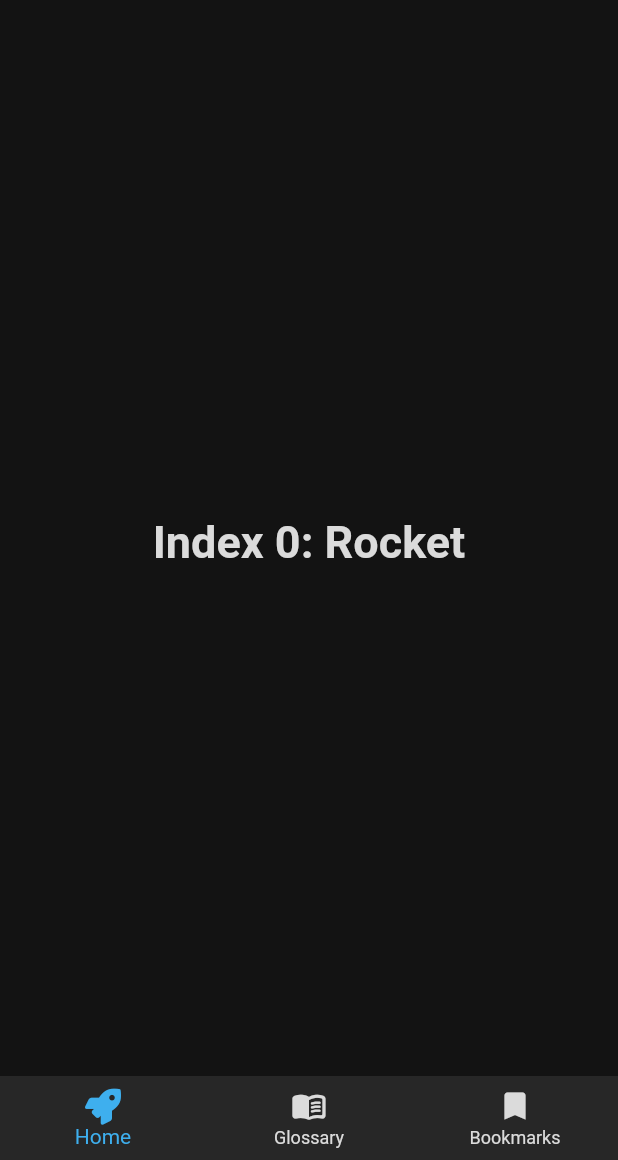
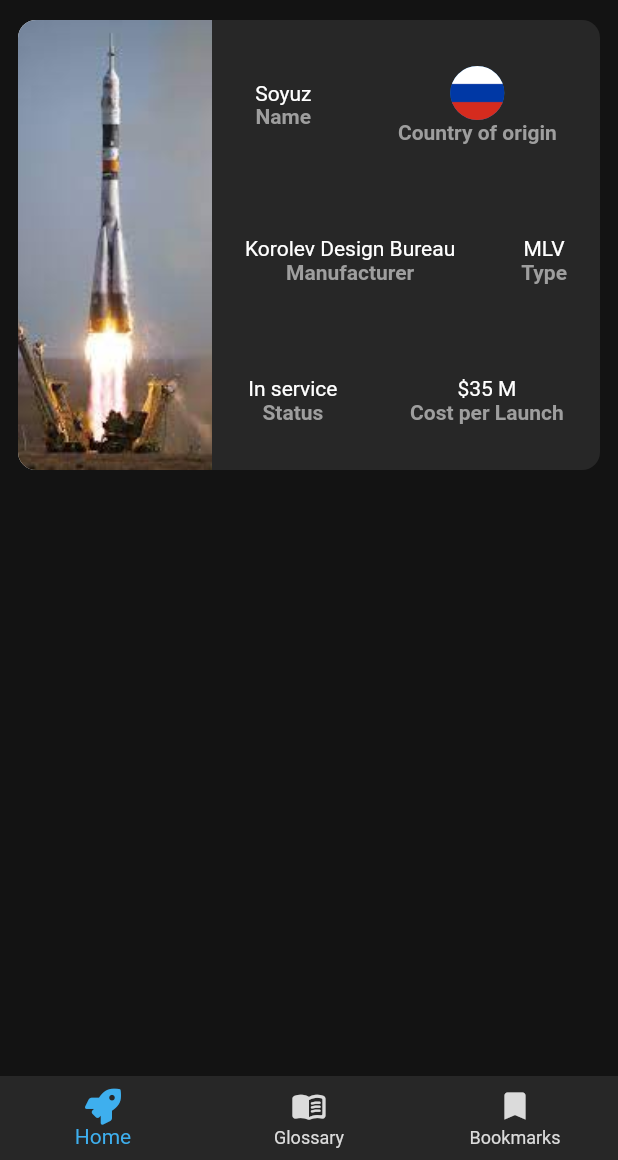
Before and after one commit to BSiddharth/RocketDictionary, a Flutter app: the screen it shows after launch, on a phone screen of 412 x 824 dp, the part 76-1236 px from its top. Run offline on Flutter 3.47's test engine with Material 2 defaults, Android fonts, the phone set to English and light mode, and no system bars; our stand-ins replace flutter_riverpod, font_awesome_flutter.

Commit message:
created a basic rocket card ui

```diff
--- a/frontend/lib/main.dart
+++ b/frontend/lib/main.dart
@@ -3,7 +3,7 @@
 import 'package:rocketdictionary/const.dart';
 import 'package:flutter_riverpod/flutter_riverpod.dart';
 import 'package:rocketdictionary/providers.dart';
-import 'package:rocketdictionary/screens/mainScreen.dart';
+import 'package:rocketdictionary/screens/mainScreens/main_screen.dart';
 
 void main() {
   runApp(const ProviderScope(child: MyApp()));
--- /dev/null
+++ b/frontend/lib/screens/mainScreens/bookmarks_screen.dart
@@ -0,0 +1,12 @@
+import 'package:flutter/material.dart';
+
+class BookmarksScreen extends StatelessWidget {
+  const BookmarksScreen({ Key? key }) : super(key: key);
+
+  @override
+  Widget build(BuildContext context) {
+    return Container(
+
+    );
+  }
+}
--- /dev/null
+++ b/frontend/lib/screens/mainScreens/glossary_screen.dart
@@ -0,0 +1,10 @@
+import 'package:flutter/material.dart';
+
+class GlossaryScreen extends StatelessWidget {
+  const GlossaryScreen({Key? key}) : super(key: key);
+
+  @override
+  Widget build(BuildContext context) {
+    return Container();
+  }
+}
--- /dev/null
+++ b/frontend/lib/screens/mainScreens/home_screen.dart
@@ -0,0 +1,138 @@
+import 'package:flutter/material.dart';
+import 'package:rocketdictionary/const.dart';
+
+class HomeScreen extends StatelessWidget {
+  const HomeScreen({Key? key}) : super(key: key);
+
+  @override
+  Widget build(BuildContext context) {
+    return Column(
+      children: const [
+        RocketCard(),
+      ],
+    );
+  }
+}
+
+class RocketCard extends StatelessWidget {
+  const RocketCard({
+    Key? key,
+  }) : super(key: key);
+
+  @override
+  Widget build(BuildContext context) {
+    return Padding(
+      padding: const EdgeInsets.symmetric(vertical: 8, horizontal: 12),
+      child: Row(
+        children: [
+          Expanded(
+            flex: 1,
+            child: Container(
+              height: 300,
+              decoration: const BoxDecoration(
+                image: DecorationImage(
+                    image: AssetImage('assets/images/soyuz.jpg'),
+                    fit: BoxFit.cover),
+                color: Colors.white,
+                borderRadius: BorderRadius.only(
+                  topLeft: Radius.circular(12),
+                  bottomLeft: Radius.circular(12),
+                ),
+              ),
+            ),
+          ),
+          Expanded(
+            flex: 2,
+            child: Container(
+              height: 300,
+              decoration: const BoxDecoration(
+                // color: Colors.white,
+                color: kDarkModeSupportBlackishGrey,
+                borderRadius: BorderRadius.only(
+                  topRight: Radius.circular(12),
+                  bottomRight: Radius.circular(12),
+                ),
+              ),
+              child: const RocketCardInfo(),
+            ),
+          ),
+        ],
+      ),
+    );
+  }
+}
+
+class RocketCardInfo extends StatelessWidget {
+  const RocketCardInfo({Key? key}) : super(key: key);
+
+  @override
+  Widget build(BuildContext context) {
+    return Column(
+      mainAxisAlignment: MainAxisAlignment.spaceAround,
+      children: [
+        Row(
+          mainAxisAlignment: MainAxisAlignment.spaceAround,
+          children: const [
+            RocketCardInfoBlock(title: 'Name', body: 'Soyuz'),
+            RocketCardInfoBlock(
+              title: 'Country of origin',
+              body: 'Soviet Union',
+              isImage: true,
+            ),
+          ],
+        ),
+        Row(
+          mainAxisAlignment: MainAxisAlignment.spaceAround,
+          children: const [
+            RocketCardInfoBlock(
+                title: 'Manufacturer', body: 'Korolev Design Bureau'),
+            RocketCardInfoBlock(title: 'Type', body: 'MLV'),
+          ],
+        ),
+        Row(
+          mainAxisAlignment: MainAxisAlignment.spaceAround,
+          children: const [
+            RocketCardInfoBlock(title: 'Status', body: 'In service'),
+            RocketCardInfoBlock(title: 'Cost per Launch', body: '\$35 M'),
+          ],
+        ),
+      ],
+    );
+  }
+}
+
+class RocketCardInfoBlock extends StatelessWidget {
+  final String body;
+  final String title;
+  final bool isImage;
+  const RocketCardInfoBlock(
+      {Key? key, required this.title, required this.body, this.isImage = false})
+      : super(key: key);
+
+  @override
+  Widget build(BuildContext context) {
+    return Column(
+      crossAxisAlignment: CrossAxisAlignment.center,
+      mainAxisSize: MainAxisSize.max,
+      mainAxisAlignment: MainAxisAlignment.center,
+      children: [
+        isImage
+            ? const CircleAvatar(
+                radius: 18,
+                backgroundImage: AssetImage('assets/images/russiaFlag.png'),
+              )
+            : Text(
+                body,
+                style: const TextStyle(color: Colors.white),
+                textAlign: TextAlign.center,
+              ),
+        Text(
+          title,
+          style:
+              const TextStyle(color: Colors.grey, fontWeight: FontWeight.bold),
+          textAlign: TextAlign.center,
+        ),
+      ],
+    );
+  }
+}
--- a/frontend/lib/screens/mainScreen.dart
+++ b/frontend/lib/screens/mainScreens/main_screen.dart
@@ -3,6 +3,9 @@
 import 'package:flutter_riverpod/flutter_riverpod.dart';
 import 'package:rocketdictionary/providers.dart';
 import 'package:font_awesome_flutter/font_awesome_flutter.dart';
+import 'package:rocketdictionary/screens/mainScreens/bookmarks_screen.dart';
+import 'package:rocketdictionary/screens/mainScreens/glossary_screen.dart';
+import 'package:rocketdictionary/screens/mainScreens/home_screen.dart';
 
 class MainScreen extends StatefulWidget {
   const MainScreen({Key? key}) : super(key: key);
@@ -14,21 +17,11 @@
 class _MainPageState extends State<MainScreen> {
   final _scaffoldKey = GlobalKey<ScaffoldState>();
   static int _selectedIndex = 0;
-  static const TextStyle optionStyle = TextStyle(
-      fontSize: 30, fontWeight: FontWeight.bold, color: kAntiFlashWhite);
-  static const List<Widget> _widgetOptions = <Widget>[
-    Text(
-      'Index 0: Rocket',
-      style: optionStyle,
-    ),
-    Text(
-      'Index 1: Glossary',
-      style: optionStyle,
-    ),
-    Text(
-      'Index 2: Bookmarks',
-      style: optionStyle,
-    ),
+
+  static const List<Widget> _screenList = <Widget>[
+    HomeScreen(),
+    GlossaryScreen(),
+    BookmarksScreen(),
   ];
 
   void _onItemTapped(int index) {
@@ -50,8 +43,10 @@
             return Image.asset(
               "assets/images/RocketDictionaryLogo-removebg.png",
               height: 45,
-          color: ref.watch(lightModeActivatedStateProvider)? kPrussianBlue:kAntiFlashWhite,
-        ) ;
+              color: ref.watch(lightModeActivatedStateProvider)
+                  ? kPrussianBlue
+                  : kAntiFlashWhite,
+            );
           },
         ),
         leading: IconButton(
@@ -63,7 +58,6 @@
               Icons.menu_rounded,
               size: 28,
             )),
-
         actions: [
           IconButton(
             onPressed: () {},
@@ -86,18 +80,22 @@
       ),
       drawer: Consumer(
         builder: (context, ref, child) {
-          return  Drawer(
+          return Drawer(
             child: Column(
               children: [
                 Container(
-              color: ref.watch(lightModeActivatedStateProvider)? Colors.grey: kDarkModeSupportBlackishGrey,
+                  color: ref.watch(lightModeActivatedStateProvider)
+                      ? Colors.grey
+                      : kDarkModeSupportBlackishGrey,
                   height: 0.3 * dimension.height,
                   // height: 0.3 * dimension.height,
                 ),
                 Expanded(
                     child: Container(
                   width: double.infinity,
-              color: ref.watch(lightModeActivatedStateProvider)? kAntiFlashWhite: kDarkModeMainBlack,
+                  color: ref.watch(lightModeActivatedStateProvider)
+                      ? kAntiFlashWhite
+                      : kDarkModeMainBlack,
                   child: Column(
                     children: const [
                       DrawerSwitch(),
@@ -111,10 +109,8 @@
           );
         },
       ),
-
-
       body: Center(
-        child: _widgetOptions.elementAt(_selectedIndex),
+        child: _screenList.elementAt(_selectedIndex),
       ),
       bottomNavigationBar: BottomNavigationBar(
         items: const <BottomNavigationBarItem>[
@@ -196,8 +192,10 @@
   const FollowLinksAndCopyRight({Key? key}) : super(key: key);
 
   @override
-  Widget build(BuildContext context,WidgetRef ref) {
-    final Color textColor = ref.watch(lightModeActivatedStateProvider)? Colors.grey: kAntiFlashWhite;
+  Widget build(BuildContext context, WidgetRef ref) {
+    final Color textColor = ref.watch(lightModeActivatedStateProvider)
+        ? Colors.grey
+        : kAntiFlashWhite;
     return Padding(
       padding: const EdgeInsets.symmetric(vertical: 12.0),
       child: Column(
--- a/frontend/pubspec.yaml
+++ b/frontend/pubspec.yaml
@@ -46,6 +46,7 @@
   flutter_lints: ^1.0.0
   font_awesome_flutter: ^9.2.0
   flutter_riverpod: ^1.0.3
+  cached_network_image: ^3.2.0
 
 # For information on the generic Dart part of this file, see the
 # following page: https://dart.dev/tools/pub/pubspec
@@ -60,8 +61,6 @@
   # To add assets to your application, add an assets section, like this:
   assets:
     - assets/images/
-    - assets/icons/
-
   # An image asset can refer to one or more resolution-specific "variants", see
   # https://flutter.dev/assets-and-images/#resolution-aware.
 
```
Also changed, not shown: frontend/lib/const.dart (+9 -7 lines), frontend/assets/images/NavBarUnderline.jpeg (deleted), frontend/assets/images/russiaFlag.png (added), frontend/assets/images/soyuz.jpg (added), frontend/pubspec.lock. Lines whose indentation alone changed are shown as unchanged.
